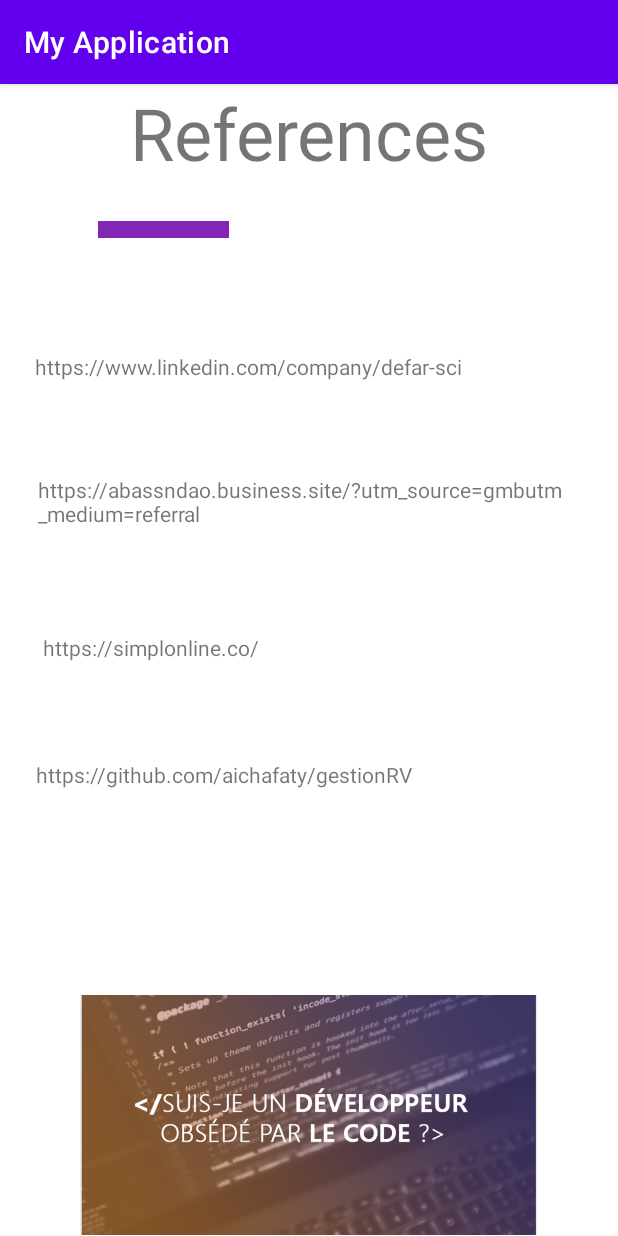
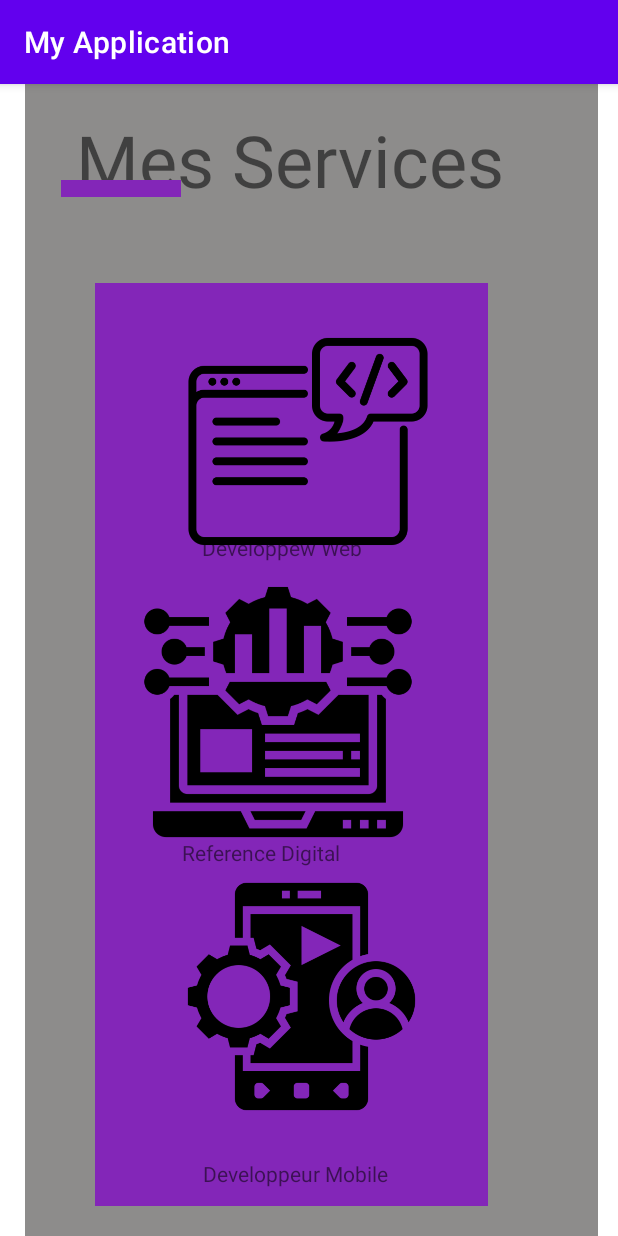
Before and after one commit to aichafaty/androidAppPortfolio, an Android app: the screen it shows after launch (MainActivity), on a phone screen of 412 x 824 dp. Run offline under Robolectric (Android 15) with nearby library versions, the phone set to English and light mode, and no system bars.

Commit message:
feat: mes services  portfolio

```diff
--- a/app/src/main/java/com/example/myapplicationAnd/MainActivity.java
+++ b/app/src/main/java/com/example/myapplicationAnd/MainActivity.java
@@ -13,5 +13,6 @@ public class MainActivity extends AppCompatActivity {
         setContentView(R.layout.competence_main);
         setContentView(R.layout.qualite_main);
         setContentView(R.layout.reference_main);
+        setContentView(R.layout.services_main);
     }
 }
--- /dev/null
+++ b/app/src/main/res/layout/services_main.xml
@@ -0,0 +1,154 @@
+<?xml version="1.0" encoding="utf-8"?>
+<androidx.constraintlayout.widget.ConstraintLayout xmlns:android="http://schemas.android.com/apk/res/android"
+    xmlns:app="http://schemas.android.com/apk/res-auto"
+    xmlns:tools="http://schemas.android.com/tools"
+    android:layout_width="match_parent"
+    android:layout_height="match_parent">
+
+    <View
+        android:id="@+id/view3"
+        android:layout_width="382dp"
+        android:layout_height="1051dp"
+        android:background="@color/gris"
+        app:layout_constraintBottom_toBottomOf="parent"
+        app:layout_constraintEnd_toEndOf="parent"
+        app:layout_constraintHorizontal_bias="0.551"
+        app:layout_constraintStart_toStartOf="parent"
+        app:layout_constraintTop_toTopOf="parent"
+        app:layout_constraintVertical_bias="0.0" />
+
+    <View
+        android:id="@+id/view8"
+        android:layout_width="262dp"
+        android:layout_height="260dp"
+        android:background="@color/mauve"
+        app:layout_constraintBottom_toBottomOf="parent"
+        app:layout_constraintEnd_toEndOf="parent"
+        app:layout_constraintHorizontal_bias="0.422"
+        app:layout_constraintStart_toStartOf="parent"
+        app:layout_constraintTop_toTopOf="parent"
+        app:layout_constraintVertical_bias="0.961" />
+
+    <View
+        android:id="@+id/view7"
+        android:layout_width="262dp"
+        android:layout_height="260dp"
+        android:background="@color/mauve"
+        app:layout_constraintBottom_toBottomOf="parent"
+        app:layout_constraintEnd_toEndOf="parent"
+        app:layout_constraintHorizontal_bias="0.422"
+        app:layout_constraintStart_toStartOf="parent"
+        app:layout_constraintTop_toTopOf="parent"
+        app:layout_constraintVertical_bias="0.261" />
+
+    <View
+        android:id="@+id/view6"
+        android:layout_width="262dp"
+        android:layout_height="260dp"
+        android:background="@color/mauve"
+        app:layout_constraintBottom_toBottomOf="parent"
+        app:layout_constraintEnd_toEndOf="parent"
+        app:layout_constraintHorizontal_bias="0.422"
+        app:layout_constraintStart_toStartOf="parent"
+        app:layout_constraintTop_toTopOf="parent"
+        app:layout_constraintVertical_bias="0.606" />
+
+    <TextView
+        android:id="@+id/textView37"
+        android:layout_width="143dp"
+        android:layout_height="33dp"
+        android:text="@string/ref"
+        app:layout_constraintBottom_toBottomOf="parent"
+        app:layout_constraintEnd_toEndOf="parent"
+        app:layout_constraintHorizontal_bias="0.451"
+        app:layout_constraintStart_toStartOf="parent"
+        app:layout_constraintTop_toTopOf="parent"
+        app:layout_constraintVertical_bias="0.684" />
+
+    <ImageView
+        android:id="@+id/imageView8"
+        android:layout_width="192dp"
+        android:layout_height="170dp"
+        app:layout_constraintBottom_toBottomOf="parent"
+        app:layout_constraintEnd_toEndOf="parent"
+        app:layout_constraintHorizontal_bias="0.497"
+        app:layout_constraintStart_toStartOf="parent"
+        app:layout_constraintTop_toTopOf="parent"
+        app:layout_constraintVertical_bias="0.248"
+        app:srcCompat="@drawable/web" />
+
+    <TextView
+        android:id="@+id/textView31"
+        android:layout_width="143dp"
+        android:layout_height="33dp"
+        android:text="@string/devweb"
+        app:layout_constraintBottom_toBottomOf="parent"
+        app:layout_constraintEnd_toEndOf="parent"
+        app:layout_constraintStart_toStartOf="parent"
+        app:layout_constraintTop_toTopOf="parent"
+        app:layout_constraintVertical_bias="0.407" />
+
+    <TextView
+        android:id="@+id/textView32"
+        android:layout_width="wrap_content"
+        android:layout_height="wrap_content"
+        android:text="@string/services"
+        android:textSize="@android:dimen/app_icon_size"
+        app:layout_constraintBottom_toBottomOf="parent"
+        app:layout_constraintEnd_toEndOf="parent"
+        app:layout_constraintHorizontal_bias="0.4"
+        app:layout_constraintStart_toStartOf="parent"
+        app:layout_constraintTop_toTopOf="parent"
+        app:layout_constraintVertical_bias="0.026" />
+
+    <androidx.appcompat.widget.Toolbar
+        android:id="@+id/toolbar6"
+        android:layout_width="80dp"
+        android:layout_height="11dp"
+        android:background="@color/mauve"
+        android:minHeight="?attr/actionBarSize"
+        android:theme="?attr/actionBarTheme"
+        app:layout_constraintBottom_toBottomOf="parent"
+        app:layout_constraintEnd_toEndOf="parent"
+        app:layout_constraintHorizontal_bias="0.123"
+        app:layout_constraintStart_toStartOf="parent"
+        app:layout_constraintTop_toTopOf="parent"
+        app:layout_constraintVertical_bias="0.085" />
+
+    <ImageView
+        android:id="@+id/imageView9"
+        android:layout_width="184dp"
+        android:layout_height="197dp"
+        app:layout_constraintBottom_toBottomOf="parent"
+        app:layout_constraintEnd_toEndOf="parent"
+        app:layout_constraintHorizontal_bias="0.409"
+        app:layout_constraintStart_toStartOf="parent"
+        app:layout_constraintTop_toTopOf="parent"
+        app:layout_constraintVertical_bias="0.561"
+        app:srcCompat="@drawable/dig" />
+
+    <ImageView
+        android:id="@+id/imageView10"
+        android:layout_width="183dp"
+        android:layout_height="167dp"
+        app:layout_constraintBottom_toBottomOf="parent"
+        app:layout_constraintEnd_toEndOf="parent"
+        app:layout_constraintHorizontal_bias="0.478"
+        app:layout_constraintStart_toStartOf="parent"
+        app:layout_constraintTop_toTopOf="parent"
+        app:layout_constraintVertical_bias="0.874"
+        app:srcCompat="@drawable/phone" />
+
+    <TextView
+        android:id="@+id/textView38"
+        android:layout_width="wrap_content"
+        android:layout_height="wrap_content"
+        android:text="@string/mobil"
+        app:layout_constraintBottom_toBottomOf="parent"
+        app:layout_constraintEnd_toEndOf="parent"
+        app:layout_constraintHorizontal_bias="0.468"
+        app:layout_constraintStart_toStartOf="parent"
+        app:layout_constraintTop_toTopOf="parent"
+        app:layout_constraintVertical_bias="0.957" />
+
+</androidx.constraintlayout.widget.ConstraintLayout>
--- a/app/src/main/res/values/strings.xml
+++ b/app/src/main/res/values/strings.xml
@@ -41,4 +41,10 @@
     <string name="simplon">https://simplonline.co/</string>
     <string name="git">https://github.com/aichafaty/gestionRV</string>
 
+
+    <string name="devweb">Developpew Web</string>
+    <string name="ref">Reference Digital</string>
+    <string name="mobil">Developpeur Mobile</string>
+    <string name="services">Mes Services</string>
+
 </resources>
```
Also changed, not shown: app/src/main/res/drawable/dig.png (added), app/src/main/res/drawable/phone.png (added), app/src/main/res/drawable/web.png (added).
